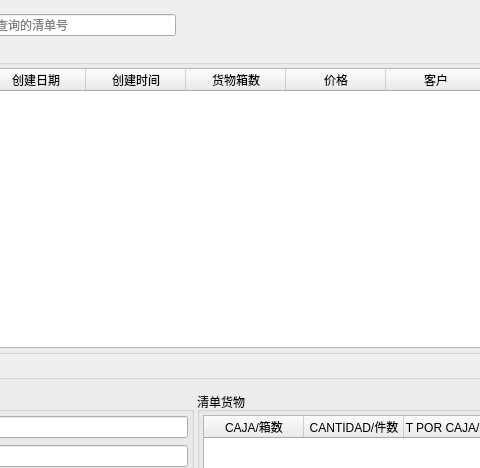
Above: CompanyStroageManagement/Search_List_Win.ui from linxinwNeo/CompanyStroageManagement before the change; both pictures show x 132 to 612 and y 0 to 468 of the 1527 by 680 pixel window. Below: the same form after it.
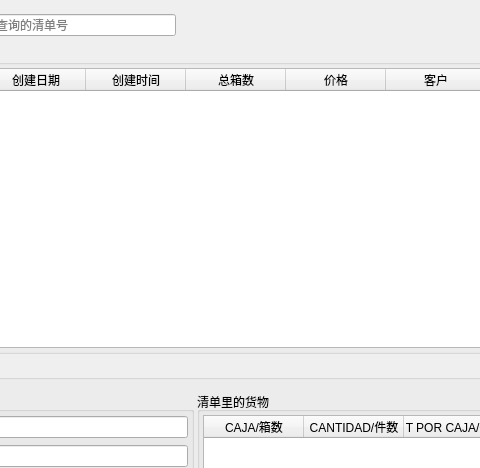
That is the form after the change.

```diff
--- a/CompanyStroageManagement/Search_List_Win.ui
+++ b/CompanyStroageManagement/Search_List_Win.ui
@@ -110,7 +110,7 @@
         </column>
         <column>
          <property name="text">
-          <string>货物箱数</string>
+          <string>总箱数</string>
          </property>
         </column>
         <column>
@@ -574,7 +574,7 @@
          <item>
           <widget class="QGroupBox" name="list_items_GB">
            <property name="title">
-            <string>清单货物</string>
+            <string>清单里的货物</string>
            </property>
            <layout class="QVBoxLayout" name="verticalLayout_4">
             <property name="spacing">
```
